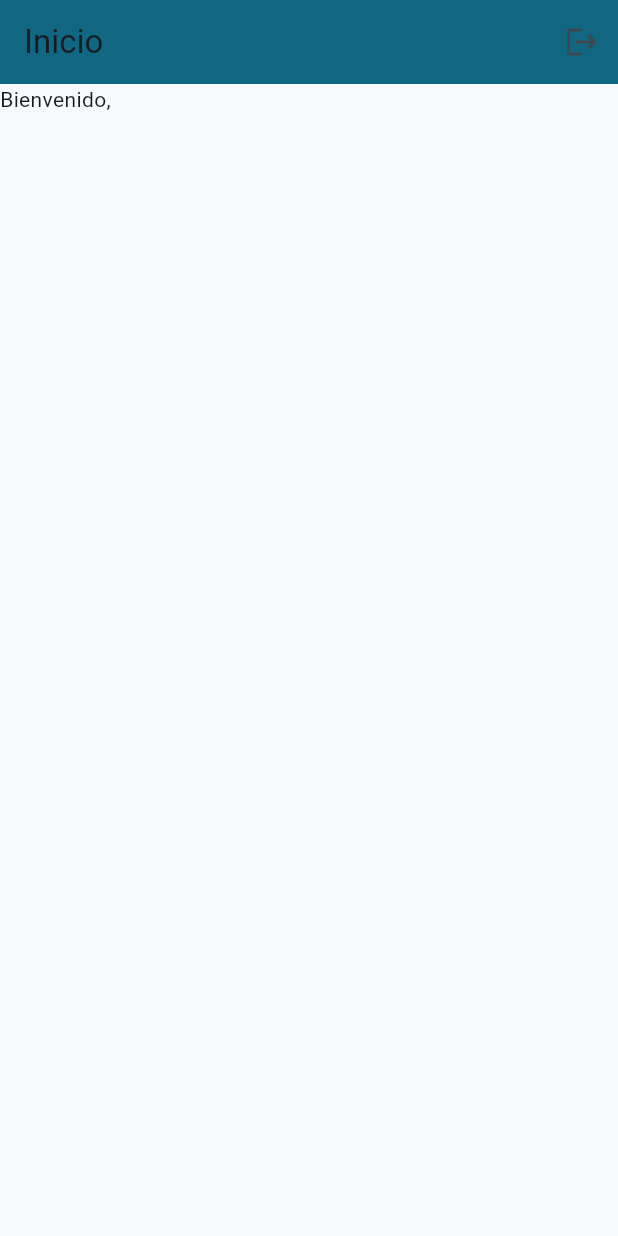
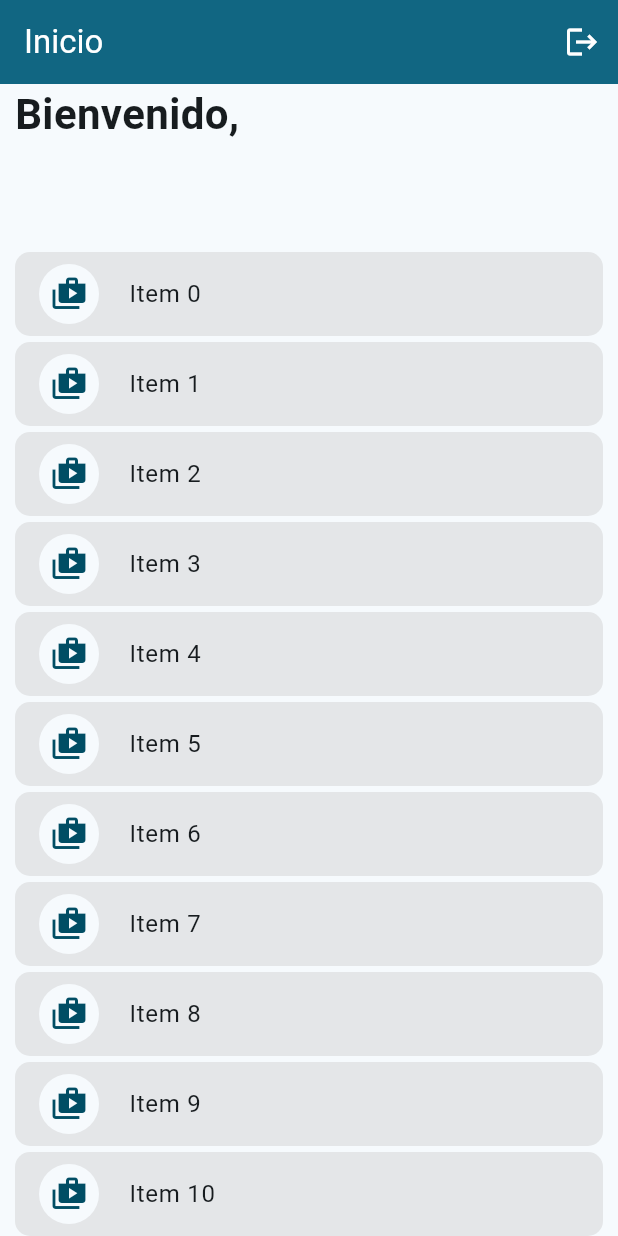
Before and after one commit to adcerro/simple, a Flutter app: the HomePage screen opened directly, on a phone screen of 412 x 824 dp. Run offline on Flutter 3.47's test engine with Material 3 defaults, Android fonts, the phone set to English and light mode, and no system bars; our stand-ins replace firebase_auth, firebase_core, get; accounts and stored records are empty; generated files the repository leaves out were written again.

Commit message:
homepage is now stateless

```diff
--- a/lib/ui/views/homepage.dart
+++ b/lib/ui/views/homepage.dart
@@ -1,42 +1,73 @@
 import 'package:flutter/material.dart';
 import 'package:get/get.dart';
 import 'package:simpleapp/ui/views/login.dart';
+import 'package:simpleapp/ui/views/productpage.dart';
 
 import '../controllers/user_controller.dart';
 
-class HomePage extends StatefulWidget {
-  const HomePage({super.key});
-
-  @override
-  State<HomePage> createState() => _LoginPageState();
-}
-
-class _LoginPageState extends State<HomePage> {
-  UserController userController = Get.find();
-
+class HomePage extends StatelessWidget {
+  HomePage({super.key});
+  final UserController userController = Get.find();
   @override
   Widget build(BuildContext context) {
     return Scaffold(
       appBar: AppBar(
         backgroundColor: Theme.of(context).primaryColor,
+        foregroundColor: Theme.of(context).colorScheme.onPrimary,
         title: const Text("Inicio"),
         actions: [
           IconButton(
-              onPressed: () {
-                userController.logOut();
+              onPressed: () async {
+                await userController.logOut();
                 Navigator.of(context)
                     .pushReplacement(MaterialPageRoute(builder: (build) {
-                  return LoginPage();
+                  return const LoginPage();
                 }));
               },
-              icon: Icon(Icons.logout))
+              icon: const Icon(Icons.logout))
         ],
       ),
-      body: Column(
-        children: [
-          Text("Bienvenido, ${userController.getLoggedUser()?.email}")
-        ],
-      ),
+      body: Padding(
+          padding: const EdgeInsets.only(left: 10, right: 10),
+          child: CustomScrollView(
+            slivers: [
+              SliverAppBar(
+                expandedHeight: 110,
+                flexibleSpace: FlexibleSpaceBar(
+                  background: Text(
+                    maxLines: 2,
+                    "Bienvenido, ${userController.getLoggedUser()?.email}",
+                    style: const TextStyle(
+                        fontWeight: FontWeight.bold,
+                        fontSize: 28,
+                        overflow: TextOverflow.visible),
+                  ),
+                ),
+              ),
+              SliverList.builder(
+                  itemCount: 20,
+                  itemBuilder: (context, index) {
+                    return Padding(
+                        padding: const EdgeInsets.only(top: 2, bottom: 2),
+                        child: ListTile(
+                          onTap: () {
+                            Navigator.of(context)
+                                .push(MaterialPageRoute(builder: (context) {
+                              return ProductPage(product: index.toString());
+                            }));
+                          },
+                          horizontalTitleGap: 20,
+                          leading: CircleAvatar(
+                              backgroundColor: Theme.of(context).cardColor,
+                              child: const Icon(Icons.shop_2)),
+                          title: Text("Item $index"),
+                          tileColor: Theme.of(context).splashColor,
+                          shape: RoundedRectangleBorder(
+                              borderRadius: BorderRadius.circular(10)),
+                        ));
+                  }),
+            ],
+          )),
     );
   }
 }
--- a/lib/ui/views/login.dart
+++ b/lib/ui/views/login.dart
@@ -1,4 +1,3 @@
-import 'package:firebase_auth/firebase_auth.dart';
 import 'package:flutter/material.dart';
 import 'package:simpleapp/ui/controllers/user_controller.dart';
 import 'package:simpleapp/ui/views/homepage.dart';
@@ -77,7 +76,7 @@ class _LoginPageState extends State<LoginPage> {
                               _password.clear();
                               Navigator.of(context).pushReplacement(
                                   MaterialPageRoute(builder: (context) {
-                                return const HomePage();
+                                return HomePage();
                               }));
                             } else {
                               ScaffoldMessenger.of(context).showSnackBar(
```
Also changed, not shown: lib/ui/views/productpage.dart (added, +19 -0 lines).
